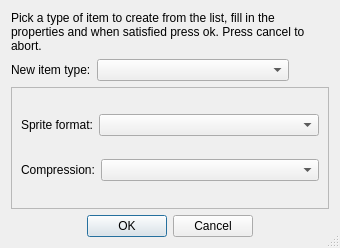
Above: src/ui/dialognew.ui from PsyCommando/ppmdu_spriteeditor before the change. Below: the same form after it.
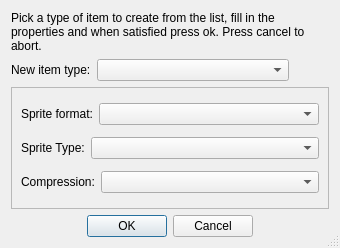
That is the form after the change. The open tabs and pages were chosen to show the change.

Commit message:
Improving -1 frames parts support, and misc sprites support
* Made a temporary testing buffer for dealing with tiles being referred to by -1 frames parts.
* Removed a lot of duplicate code and  simplified other.
* Fixed file support filter in a few open file dialogs

```diff
--- a/src/ui/dialognew.ui
+++ b/src/ui/dialognew.ui
@@ -120,6 +120,20 @@
          </item>
         </layout>
        </item>
+       <item>
+        <layout class="QHBoxLayout" name="horizontalLayout_6" stretch="0,2">
+         <item>
+          <widget class="QLabel" name="lblSpriteSubType">
+           <property name="text">
+            <string>&lt;html&gt;&lt;head/&gt;&lt;body&gt;&lt;p&gt;Sprite Type:&lt;/p&gt;&lt;/body&gt;&lt;/html&gt;</string>
+           </property>
+          </widget>
+         </item>
+         <item>
+          <widget class="QComboBox" name="cmbSpriteSubType"/>
+         </item>
+        </layout>
+       </item>
        <item>
         <layout class="QHBoxLayout" name="horizontalLayout_5" stretch="0,2">
          <item>
```
The commit also changes 47 other files.
